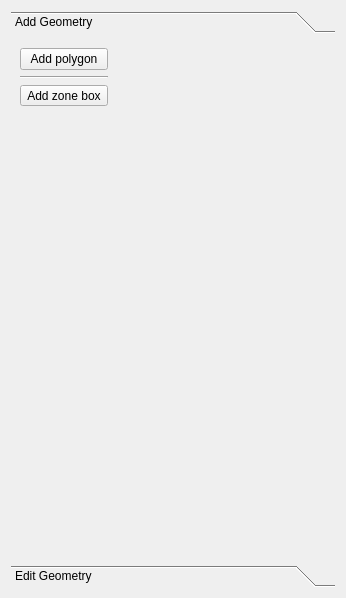
This is SIM-VICUS/src/SVPropEditGeometry.ui in ghorwin/SIM-VICUS as Qt 5 draws it before an edit. The edited form follows.
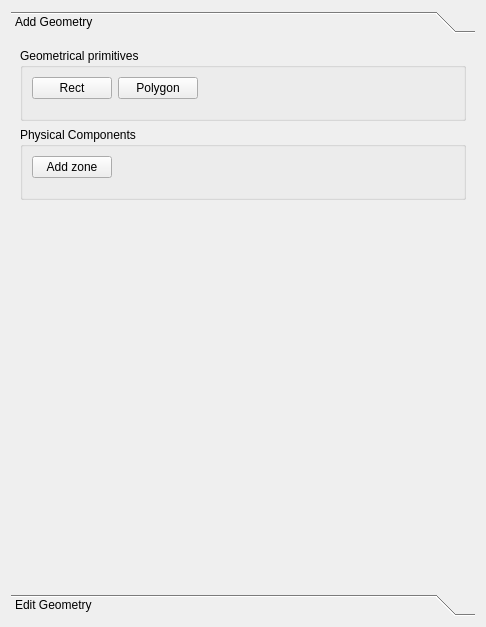
This is the edited form. The open tabs and pages were chosen to show the change.

Commit message: Added new buttons in Add Geometry tab.

Diff of the .ui file:
```diff
--- a/SIM-VICUS/src/SVPropEditGeometry.ui
+++ b/SIM-VICUS/src/SVPropEditGeometry.ui
@@ -6,8 +6,8 @@
    <rect>
     <x>0</x>
     <y>0</y>
-    <width>346</width>
-    <height>598</height>
+    <width>486</width>
+    <height>627</height>
    </rect>
   </property>
   <property name="windowTitle">
@@ -30,57 +30,120 @@
        <rect>
         <x>0</x>
         <y>0</y>
-        <width>334</width>
-        <height>542</height>
+        <width>468</width>
+        <height>547</height>
        </rect>
       </property>
       <attribute name="label">
        <string>Add Geometry</string>
       </attribute>
-      <layout class="QGridLayout" name="gridLayout_2">
+      <layout class="QVBoxLayout" name="verticalLayout">
+       <item>
+        <widget class="QGroupBox" name="groupBox_5">
+         <property name="title">
+          <string>Geometrical primitives</string>
+         </property>
+         <layout class="QGridLayout" name="gridLayout_7">
        <item row="0" column="0">
+           <widget class="QPushButton" name="pushButtonAddRect">
+            <property name="text">
+             <string>Rect</string>
+            </property>
+           </widget>
+          </item>
+          <item row="0" column="1">
         <widget class="QPushButton" name="pushButtonAddPolygon">
          <property name="text">
-          <string>Add polygon</string>
+             <string>Polygon</string>
          </property>
         </widget>
        </item>
-       <item row="0" column="1">
-        <spacer name="horizontalSpacer">
+          <item row="0" column="2">
+           <spacer name="horizontalSpacer_3">
          <property name="orientation">
           <enum>Qt::Horizontal</enum>
          </property>
          <property name="sizeHint" stdset="0">
           <size>
-           <width>150</width>
-           <height>20</height>
+              <width>251</width>
+              <height>17</height>
           </size>
          </property>
         </spacer>
        </item>
        <item row="1" column="0">
-        <widget class="Line" name="line">
+           <spacer name="verticalSpacer_3">
          <property name="orientation">
-          <enum>Qt::Horizontal</enum>
-         </property>
-        </widget>
-       </item>
-       <item row="2" column="0">
-        <widget class="QToolButton" name="toolButtonAddZoneBox">
-         <property name="text">
-          <string>Add zone box</string>
-         </property>
+             <enum>Qt::Vertical</enum>
+            </property>
+            <property name="sizeType">
+             <enum>QSizePolicy::Preferred</enum>
+            </property>
+            <property name="sizeHint" stdset="0">
+             <size>
+              <width>20</width>
+              <height>10</height>
+             </size>
+            </property>
+           </spacer>
+          </item>
+         </layout>
         </widget>
        </item>
-       <item row="3" column="0">
+       <item>
+        <widget class="QGroupBox" name="groupBox_4">
+         <property name="title">
+          <string>Physical Components</string>
+         </property>
+         <layout class="QGridLayout" name="gridLayout_2">
+          <item row="1" column="0">
         <spacer name="verticalSpacer">
          <property name="orientation">
           <enum>Qt::Vertical</enum>
          </property>
+            <property name="sizeType">
+             <enum>QSizePolicy::Preferred</enum>
+            </property>
+            <property name="sizeHint" stdset="0">
+             <size>
+              <width>17</width>
+              <height>10</height>
+             </size>
+            </property>
+           </spacer>
+          </item>
+          <item row="0" column="1">
+           <spacer name="horizontalSpacer_2">
+            <property name="orientation">
+             <enum>Qt::Horizontal</enum>
+            </property>
+            <property name="sizeHint" stdset="0">
+             <size>
+              <width>337</width>
+              <height>20</height>
+             </size>
+            </property>
+           </spacer>
+          </item>
+          <item row="0" column="0">
+           <widget class="QPushButton" name="pushButtonAddZoneBox">
+            <property name="text">
+             <string>Add zone</string>
+            </property>
+           </widget>
+          </item>
+         </layout>
+        </widget>
+       </item>
+       <item>
+        <spacer name="verticalSpacer_4">
+         <property name="orientation">
+          <enum>Qt::Vertical</enum>
+         </property>
          <property name="sizeHint" stdset="0">
           <size>
            <width>20</width>
-           <height>331</height>
+           <height>338</height>
           </size>
          </property>
         </spacer>
```
Left out of the diff: 6 changed lines with no effect on the pictures. Lines whose indentation alone changed are shown as unchanged. The commit also changes 2 other files.
